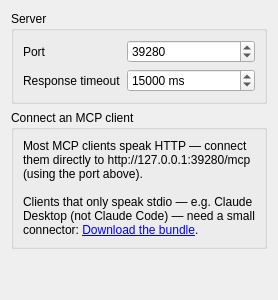
Before: the Qt Designer form freecad/mcp_bridge/Resources/Ui/preferences.ui in CREATeNG/freecad-mcp-bridge, drawn with Qt 5.
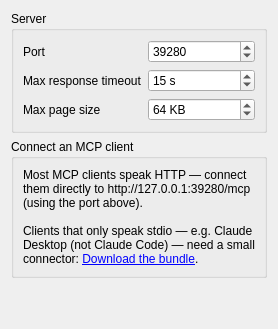
After: the same form once the commit is applied. Custom widgets are drawn as their Qt base class.

Commit message: feat: bound exec output pages by size, not just time

Patch:
```diff
--- a/freecad/mcp_bridge/Resources/Ui/preferences.ui
+++ b/freecad/mcp_bridge/Resources/Ui/preferences.ui
@@ -44,7 +44,7 @@
       <item row="1" column="0">
        <widget class="QLabel" name="timeoutLabel">
         <property name="text">
-         <string>Response timeout</string>
+         <string>Max response timeout</string>
         </property>
        </widget>
       </item>
@@ -54,22 +54,57 @@
          <string>The maximum time a request waits for output before returning what it has so far. The client fetches any remaining output automatically.</string>
         </property>
         <property name="suffix">
-         <string> ms</string>
+         <string> s</string>
         </property>
         <property name="minimum">
-         <number>1000</number>
+         <number>1</number>
         </property>
         <property name="maximum">
-         <number>600000</number>
+         <number>600</number>
         </property>
         <property name="singleStep">
          <number>1000</number>
         </property>
         <property name="value">
-         <number>15000</number>
+         <number>15</number>
         </property>
         <property name="prefEntry" stdset="0">
-         <cstring>ResponseTimeout</cstring>
+         <cstring>MaxResponseTimeoutSeconds</cstring>
+        </property>
+        <property name="prefPath" stdset="0">
+         <cstring>Mod/freecad-mcp-bridge</cstring>
+        </property>
+       </widget>
+      </item>
+      <item row="2" column="0">
+       <widget class="QLabel" name="pageSizeLabel">
+        <property name="text">
+         <string>Max page size</string>
+        </property>
+       </widget>
+      </item>
+      <item row="2" column="1">
+       <widget class="Gui::PrefSpinBox" name="pageSizeSpinBox">
+        <property name="toolTip">
+         <string>The maximum size of a single page of output. Larger output is split across multiple pages, fetched automatically via get_output.</string>
+        </property>
+        <property name="suffix">
+         <string> KB</string>
+        </property>
+        <property name="minimum">
+         <number>1</number>
+        </property>
+        <property name="maximum">
+         <number>10240</number>
+        </property>
+        <property name="singleStep">
+         <number>1</number>
+        </property>
+        <property name="value">
+         <number>64</number>
+        </property>
+        <property name="prefEntry" stdset="0">
+         <cstring>MaxPageSize</cstring>
         </property>
         <property name="prefPath" stdset="0">
          <cstring>Mod/freecad-mcp-bridge</cstring>
```
Left out of the diff: 2 changed lines with no effect on the pictures. The commit also changes 8 other files.
